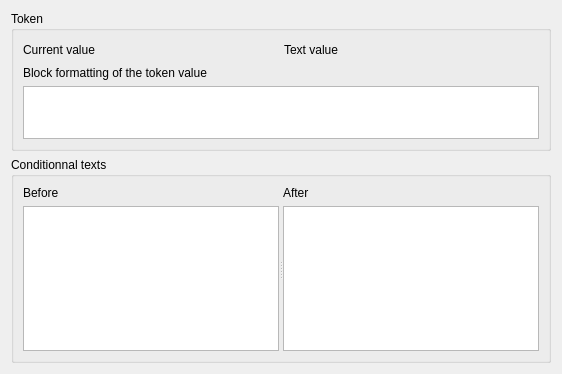
FreeHealth/freehealth, file plugins/padtoolsplugin/tokeneditorwidget.ui: the form before one commit.
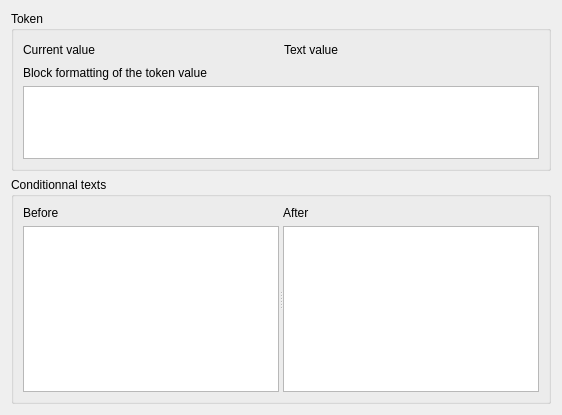
The form after the commit. Custom widgets are drawn as their Qt base class.

What changed in the file:
```diff
--- a/plugins/padtoolsplugin/tokeneditorwidget.ui
+++ b/plugins/padtoolsplugin/tokeneditorwidget.ui
@@ -7,7 +7,7 @@
     <x>0</x>
     <y>0</y>
     <width>562</width>
-    <height>374</height>
+    <height>415</height>
    </rect>
   </property>
   <property name="windowTitle">
```
